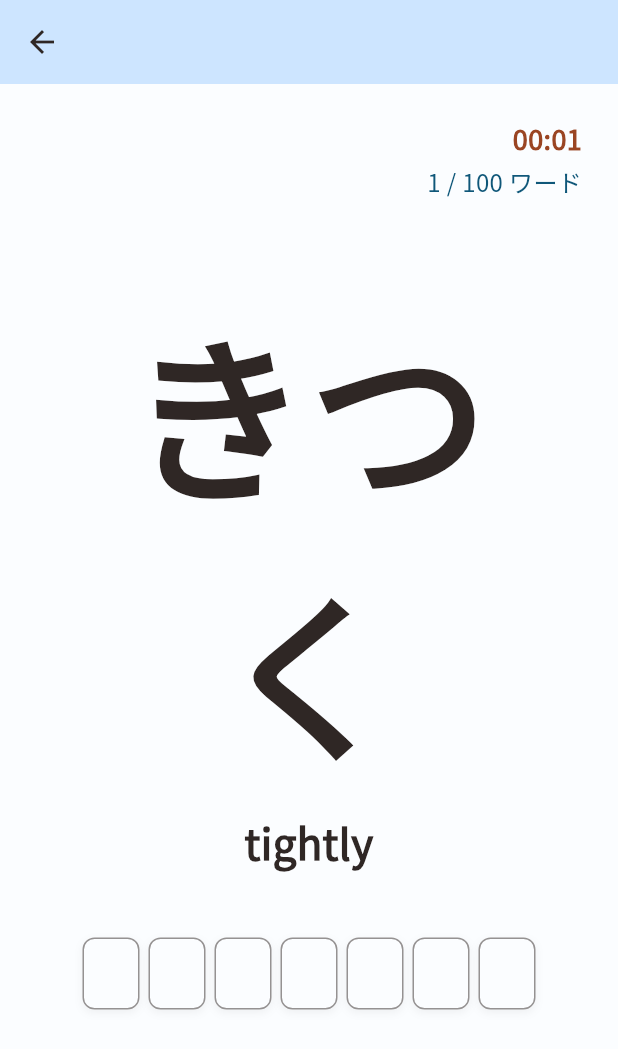
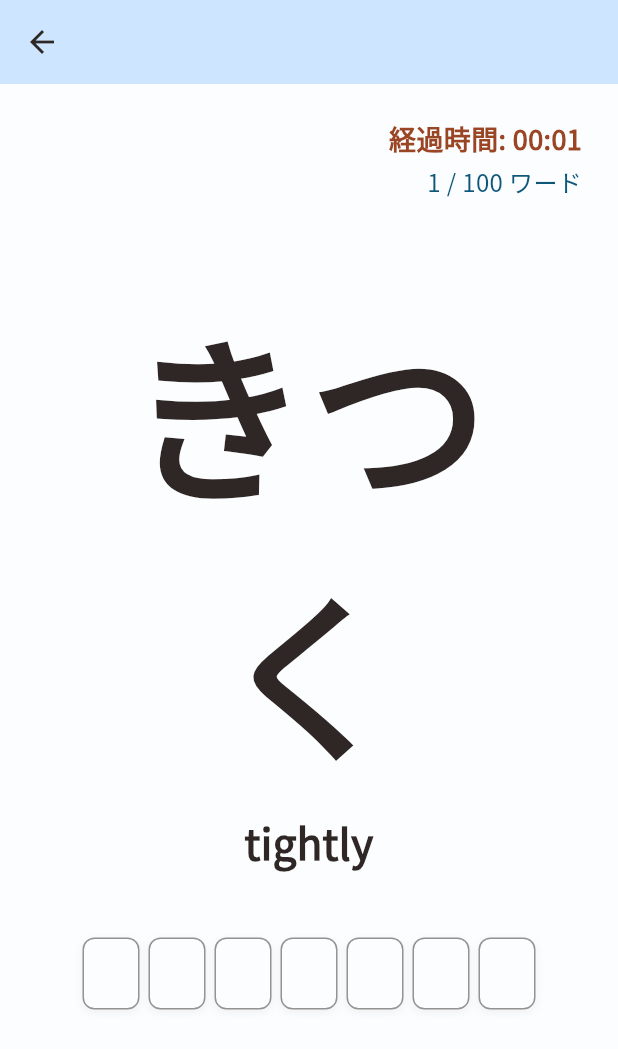
Before and after one commit to riki-yoshida/typing_game, a Flutter app: the TypingPage screen opened directly, on a phone screen of 412 x 824 dp. Shown: the top 1049 px of the screen. Run offline on Flutter 3.47's test engine with Material 3 defaults, Android fonts, the phone set to English and light mode, and no system bars.

Commit message:
TimeLimit機能の追加

```diff
--- a/lib/features/typing_game/controllers/typing_controller.dart
+++ b/lib/features/typing_game/controllers/typing_controller.dart
@@ -18,6 +18,7 @@ class TypingController with ChangeNotifier {
 
   String? _currentLevel;
   String? _currentMode; // _currentModeはonInputChangedで使用されています
+  String? get currentMode => _currentMode; // currentModeのゲッターを追加
   int _targetWordCount = 10; // デフォルトの目標ワード数
   int get targetWordCount => _targetWordCount; // _targetWordCountのゲッターを追加
   int get currentWordIndex => _currentWordIndex; // _currentWordIndexのゲッターを追加
@@ -33,6 +34,12 @@ class TypingController with ChangeNotifier {
   Timer? _hintTimer; // 本番モードでのヒント表示用タイマー
   int _hintCharsVisibleCount = 0; // 本番モードで表示されているヒントの文字数
 
+  // Limitモード用
+  static const Duration _defaultTimeLimit = Duration(seconds: 60);
+  Duration _currentTimeLimit = _defaultTimeLimit;
+  Timer? _timeLimitTimer;
+  bool _isTimeUp = false;
+  int _correctAnswersInLimitMode = 0;
   // 読み込んだ単語リストをキャッシュするためのMap
   final Map<String, List<Map<String, String>>> _loadedWordListsCache = {};
 
@@ -70,6 +77,9 @@ class TypingController with ChangeNotifier {
     _currentElapsedTime = Duration.zero; // リアルタイム経過時間をリセット
     _stopTimer(); // 既存のタイマーがあれば停止
     _stopHintTimer(); // 既存のヒントタイマーがあれば停止
+    _stopTimeLimitTimer(); // 既存の制限時間タイマーがあれば停止
+    _isTimeUp = false; // 時間切れフラグをリセット
+    _correctAnswersInLimitMode = 0; // Limitモードの正解数をリセット
     _hintCharsVisibleCount = 0; // ヒント表示数をリセット
     _problemText = "読み込み中..."; // ロード中に表示するテキスト
     _problemTextToJp = "読込中...";
@@ -112,11 +122,18 @@ class TypingController with ChangeNotifier {
 
     // 最初の問題を設定
     _setNewProblem();
-    _startTimer(); // 最初の問題設定後にタイマーを開始
+    if (mode == 'limit') {
+      _currentTimeLimit = _defaultTimeLimit; // 制限時間を設定
+      _startTimeLimitTimer(); // 制限時間タイマーを開始
+    } else {
+      _startTimer(); // 通常の経過時間タイマーを開始
+    }
     notifyListeners(); // UIに変更を通知
   }
 
   void _setNewProblem() {
+    if (_isTimeUp && _currentMode == 'limit') return; // 時間切れなら新しい問題は設定しない
+
     _currentWordIndex++; // 出題数をインクリメント
     if (_currentWordIndex == 1 && _gameStartTime == null) {
       // 最初の問題が出題された時（かつまだ開始時刻が記録されていなければ）
@@ -158,6 +175,49 @@ class TypingController with ChangeNotifier {
     _timer?.cancel();
   }
 
+  void _startTimeLimitTimer() {
+    _currentElapsedTime = Duration.zero; // limitモードでも経過時間は計測する
+    _gameStartTime = DateTime.now(); // limitモードの開始時刻
+    // _currentTimeLimit は initializeGame で _defaultTimeLimit に設定済み
+
+    _timeLimitTimer = Timer.periodic(const Duration(seconds: 1), (timer) {
+      // _handleTimeUp でタイマーは停止されるため、このコールバック内で _isTimeUp を
+      // チェックして早期リターンすることも可能ですが、_handleTimeUp内のガードが主となります。
+
+      _currentElapsedTime += const Duration(seconds: 1);
+
+      if (_currentTimeLimit.inSeconds > 0) {
+        _currentTimeLimit -= const Duration(seconds: 1);
+      }
+      // _currentTimeLimit が 0 になっても、そのティックではまだ notifyListeners() で
+      // 残り時間 00:00 が表示される。
+
+      notifyListeners(); // 経過時間と残り時間をUIに反映
+
+      // _currentTimeLimit が0以下になったら時間切れ処理
+      // _isTimeUp チェックは _handleTimeUp の多重呼び出しを防ぐために行う
+      if (!_isTimeUp && _currentTimeLimit.inSeconds <= 0) {
+        _handleTimeUp();
+      }
+    });
+  }
+
+  void _stopTimeLimitTimer() {
+    _timeLimitTimer?.cancel();
+  }
+
+  void _handleTimeUp() {
+    if (_isTimeUp) return; // 既に処理済みなら何もしない
+
+    _isTimeUp = true;
+    _isGameClear = true; // 入力不可にする
+    _stopHintTimer();
+    _stopTimeLimitTimer(); // 自分自身を止める
+    // _finalElapsedTime は _currentElapsedTime を使うのでここでは設定不要
+    _finalElapsedTime = _currentElapsedTime;
+    notifyListeners();
+  }
+
   // 本番モードでヒントタイマーを開始
   void _startHintTimer() {
     if (_currentMode != 'attack' ||
@@ -188,10 +248,19 @@ class TypingController with ChangeNotifier {
     ); // デバッグ用
     // 入力されたテキストと問題文（小文字に変換して比較）が一致した場合
     if (value.toLowerCase() == _problemText.toLowerCase()) {
+      if (_isTimeUp && _currentMode == 'limit') return; // 時間切れなら処理しない
+
       // ignore: avoid_print
       print('Match found! Mode: $_currentMode'); // デバッグ用
 
-      // 目標ワード数に達したかどうかの判定 (練習モード・本番モード共通のクリア条件)
+      if (_currentMode == 'limit') {
+        _correctAnswersInLimitMode++;
+        // limitモードでは時間切れまで続けるので、ここではゲームクリアにしない
+        // 次の問題へ
+        _setNewProblem();
+        textEditingController.clear();
+      } else {
+        // 練習モードまたはAttackモード
         if (_currentWordIndex >= _targetWordCount) {
           _allWordsCompleted = true;
           _isGameClear = true; // 入力不可にするため（ゲームクリア状態も兼ねる）
@@ -212,6 +281,7 @@ class TypingController with ChangeNotifier {
           _setNewProblem(); // この中で本番モードの場合はヒントタイマーもリセット・再開される
           textEditingController.clear();
         }
+      }
     } else {
       // ignore: avoid_print
       print('No match.'); // デバッグ用
@@ -220,6 +290,10 @@ class TypingController with ChangeNotifier {
   }
 
   // 表示用の問題文（本番モードではヒントに応じて加工）
+  bool get isTimeUp => _isTimeUp;
+  int get correctAnswersInLimitMode => _correctAnswersInLimitMode;
+
+  // 表示用の問題文（本番モードまたはLimitモードではヒントに応じて加工）
   String get revealedProblemText {
     if (_currentMode != 'attack' ||
         _problemText.isEmpty ||
@@ -238,11 +312,32 @@ class TypingController with ChangeNotifier {
 
   // リアルタイム経過時間のゲッター
   String get currentElapsedTimeFormatted {
-    final minutes = _currentElapsedTime.inMinutes
+    Duration durationToFormat = _currentElapsedTime;
+    if (_currentMode == 'limit' && _isTimeUp) {
+      // 時間切れの場合、最終経過時間は _defaultTimeLimit になるべき
+      // ただし、_finalElapsedTime が設定されていればそれを使う
+      durationToFormat = _finalElapsedTime ?? _defaultTimeLimit;
+    }
+
+    final minutes = durationToFormat.inMinutes
         .remainder(60)
         .toString()
         .padLeft(2, '0');
-    final seconds = _currentElapsedTime.inSeconds
+    final seconds = durationToFormat.inSeconds
+        .remainder(60)
+        .toString()
+        .padLeft(2, '0');
+    return '$minutes:$seconds';
+  }
+
+  // Limitモードの残り時間表示用ゲッター
+  String get remainingTimeFormatted {
+    if (_currentMode != 'limit') return '';
+    final minutes = _currentTimeLimit.inMinutes
+        .remainder(60)
+        .toString()
+        .padLeft(2, '0');
+    final seconds = _currentTimeLimit.inSeconds
         .remainder(60)
         .toString()
         .padLeft(2, '0');
@@ -268,5 +363,6 @@ class TypingController with ChangeNotifier {
     super.dispose();
     _stopTimer();
     _stopHintTimer(); // コントローラー破棄時にもヒントタイマーを停止
+    _stopTimeLimitTimer(); // コントローラー破棄時にも制限時間タイマーを停止
   }
 }
--- a/lib/features/typing_game/presentation/pages/typing_page.dart
+++ b/lib/features/typing_game/presentation/pages/typing_page.dart
@@ -61,7 +61,8 @@ class _TypingPageState extends State<TypingPage> {
   // 入力マス表示を構築するウィジェット関数
   Widget buildInputDisplay(TypingController controller) {
     if (controller.isGameClear) {
-      return const SizedBox.shrink(); // ゲームクリア時は何も表示しない
+      // Limitモードで時間切れの場合も入力マスは表示しない
+      return const SizedBox.shrink();
     }
 
     // 問題が準備できていない場合はプレースホルダーを表示
@@ -191,7 +192,10 @@ class _TypingPageState extends State<TypingPage> {
               Column(
                 mainAxisAlignment: MainAxisAlignment.center,
                 children:
-                    controller.allWordsCompleted
+                    (controller.allWordsCompleted &&
+                                controller.currentMode != 'limit') ||
+                            (controller.isTimeUp &&
+                                controller.currentMode == 'limit')
                         ? <Widget>[
                           // 全問完了時の表示
                           Icon(
@@ -201,7 +205,9 @@ class _TypingPageState extends State<TypingPage> {
                           ),
                           const SizedBox(height: 24),
                           Text(
-                            '全 ${controller.targetWordCount} ワードのタイピング完了！',
+                            controller.currentMode == 'limit'
+                                ? 'タイムアップ！'
+                                : '全 ${controller.targetWordCount} ワードのタイピング完了！',
                             style: TextStyle(
                               fontSize: 24,
                               fontWeight: FontWeight.bold,
@@ -209,8 +215,21 @@ class _TypingPageState extends State<TypingPage> {
                             ),
                             textAlign: TextAlign.center,
                           ),
-                          if (controller.finalElapsedTime !=
-                              null) // 最終経過時間があれば表示
+                          if (controller.currentMode == 'limit')
+                            Padding(
+                              padding: const EdgeInsets.only(top: 16.0),
+                              child: Text(
+                                '正解数: ${controller.correctAnswersInLimitMode} 問',
+                                style: TextStyle(
+                                  fontSize: 20,
+                                  color:
+                                      Theme.of(context).colorScheme.secondary,
+                                ),
+                              ),
+                            ),
+                          if (controller.finalElapsedTime != null &&
+                              controller.currentMode !=
+                                  'limit') // 最終経過時間があれば表示 (Limitモード以外)
                             Padding(
                               padding: const EdgeInsets.only(top: 16.0),
                               child: Text(
@@ -326,8 +345,8 @@ class _TypingPageState extends State<TypingPage> {
                         ],
               ),
               // 経過時間とワード数を右上に表示
-              if (!controller.allWordsCompleted &&
-                  !controller.isGameClear) // ゲーム中のみ表示
+              if (!controller
+                  .isGameClear) // ゲーム中のみ表示 (isGameClearは時間切れでもtrueになる)
                 Positioned(
                   top: 0,
                   right: 0,
@@ -335,20 +354,32 @@ class _TypingPageState extends State<TypingPage> {
                     // 経過時間とワード数をColumnで縦に並べる
                     crossAxisAlignment: CrossAxisAlignment.end, // 右寄せにする
                     children: [
+                      if (controller.currentMode == 'limit')
                         Text(
-                        controller.currentElapsedTimeFormatted,
+                          '残り時間: ${controller.remainingTimeFormatted}',
+                          style: TextStyle(
+                            fontSize: 18,
+                            fontWeight: FontWeight.bold,
+                            color:
+                                Theme.of(context).colorScheme.error, // 残り時間は赤系で
+                          ),
+                        )
+                      else // Lesson or Attack mode
+                        Text(
+                          '経過時間: ${controller.currentElapsedTimeFormatted}',
                           style: TextStyle(
                             fontSize: 18,
                             fontWeight: FontWeight.bold,
                             color: Theme.of(context).colorScheme.secondary,
                           ),
                         ),
-                      const SizedBox(height: 4), // 時間とワード数の間に少し余白
+                      const SizedBox(height: 4),
                       Text(
-                        // 現在の出題数 / 目標ワード数 を表示
-                        controller.currentWordIndex > 0
+                        controller.currentMode == 'limit'
+                            ? '正解数: ${controller.correctAnswersInLimitMode}'
+                            : (controller.currentWordIndex > 0
                                 ? '${controller.currentWordIndex} / ${controller.targetWordCount} ワード'
-                            : '目標: ${controller.targetWordCount} ワード',
+                                : '目標: ${controller.targetWordCount} ワード'),
                         style: TextStyle(
                           fontSize: 16, // 少し小さく
                           color: Theme.of(context).colorScheme.primary,
```
Also changed, not shown: lib/features/home/presentation/pages/start_page.dart (+76 -4 lines). Lines whose indentation alone changed are shown as unchanged.
